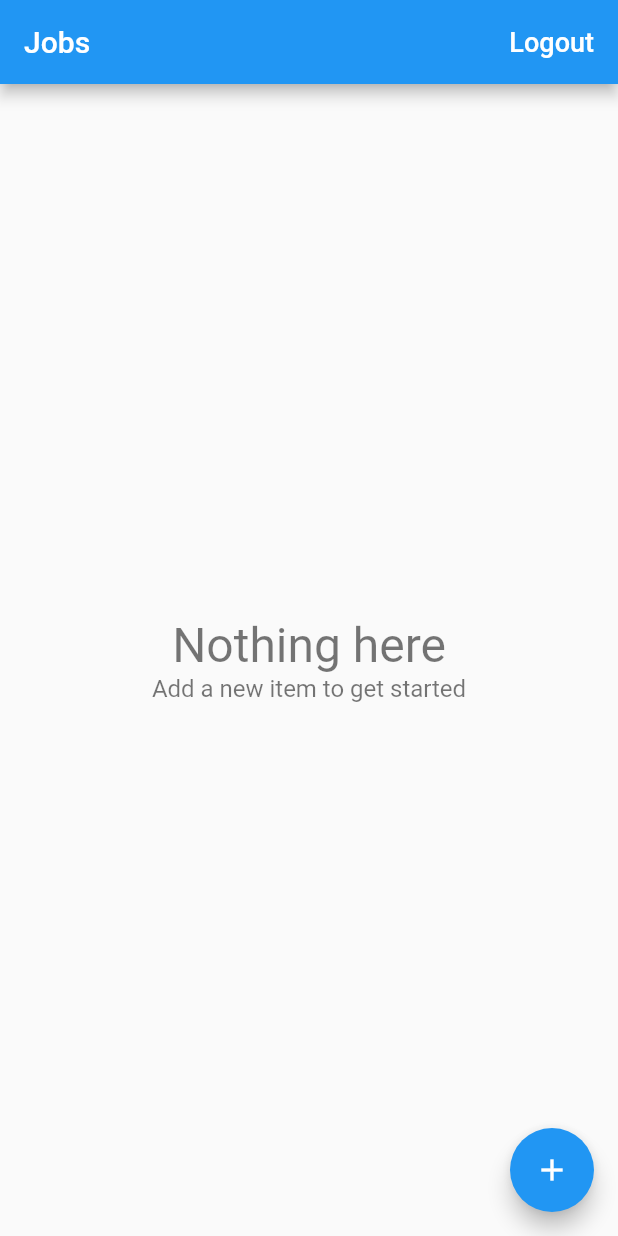
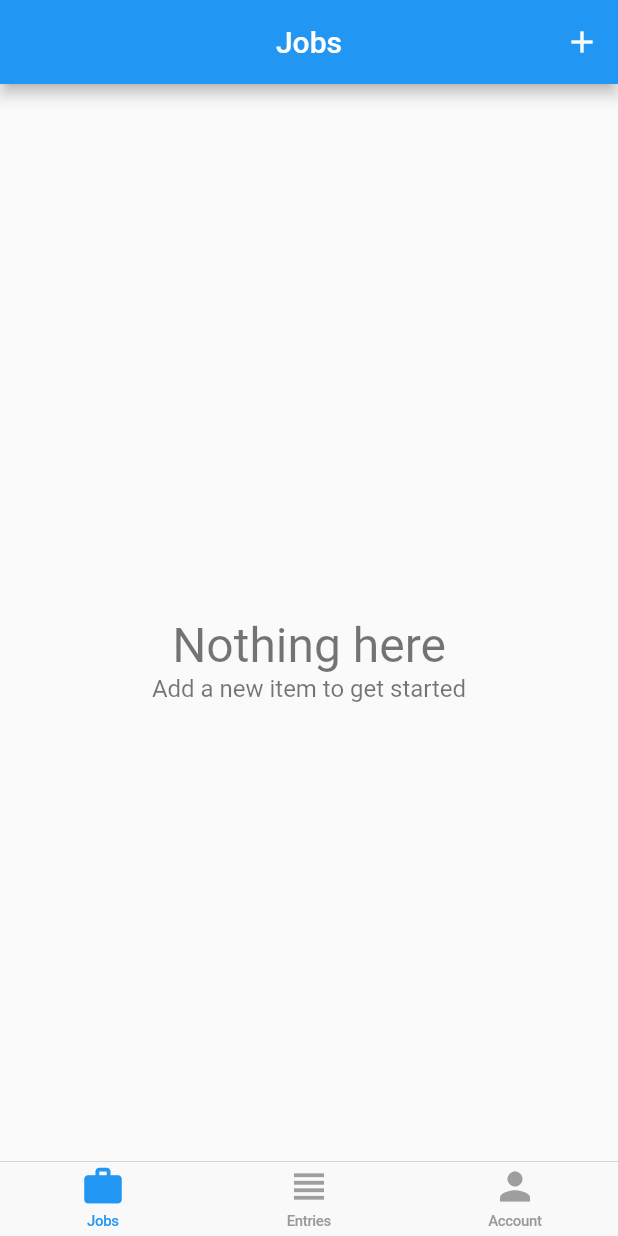
Before and after one commit to cyberian-coder/wodka, a Flutter app: the screen it shows once a user with an empty profile is signed in, on a phone screen of 412 x 824 dp. Run offline on Flutter 3.47's test engine with Material 2 defaults, Android fonts, the phone set to English and light mode, and no system bars; our stand-ins replace cloud_firestore, firebase_auth, firebase_core, google_sign_in; accounts and stored records are empty.

```diff
--- /dev/null
+++ b/lib/app/home/cupertino_home_scaffold.dart
@@ -0,0 +1,53 @@
+import 'package:flutter/cupertino.dart';
+import 'package:flutter/material.dart';
+import 'package:wodka/app/home/jobs/jobs_page.dart';
+import 'package:wodka/app/home/tab_item.dart';
+
+import 'job_entries/entry_page.dart';
+
+class CupertinoHomeScaffold extends StatelessWidget {
+  const CupertinoHomeScaffold({
+    Key key,
+    @required this.currentTab,
+    @required this.onSelectTab,
+    @required this.widgetBuilders,
+    @required this.navigatorKeys,
+  }) : super(key: key);
+  final TabItem currentTab;
+  final ValueChanged<TabItem> onSelectTab;
+  final Map<TabItem, WidgetBuilder> widgetBuilders;
+  final Map<TabItem, GlobalKey<NavigatorState>> navigatorKeys;
+
+  @override
+  Widget build(BuildContext context) {
+    return CupertinoTabScaffold(
+      tabBar: CupertinoTabBar(
+        items: [
+          _buildItem(TabItem.jobs),
+          _buildItem(TabItem.entries),
+          _buildItem(TabItem.account),
+        ],
+        onTap: (index) => onSelectTab(TabItem.values[index]),
+      ),
+      tabBuilder: (context, index) {
+        final item = TabItem.values[index];
+        return CupertinoTabView(
+          navigatorKey: navigatorKeys[item],
+          builder: (context) => widgetBuilders[item](context),
+        );
+      },
+    );
+  }
+
+  BottomNavigationBarItem _buildItem(TabItem tabItem) {
+    final itemData = TabItemData.allTabs[tabItem];
+    final color = currentTab == tabItem ? Colors.blue : Colors.grey;
+    return BottomNavigationBarItem(
+      icon: Icon(
+        itemData.icon,
+        color: color,
+      ),
+      label: itemData.label,
+    );
+  }
+}
--- /dev/null
+++ b/lib/app/home/home_page.dart
@@ -0,0 +1,52 @@
+import 'package:flutter/material.dart';
+import 'package:wodka/app/home/cupertino_home_scaffold.dart';
+import 'package:wodka/app/home/tab_item.dart';
+
+import 'account/account_page.dart';
+import 'jobs/jobs_page.dart';
+
+class HomePage extends StatefulWidget {
+  @override
+  _HomePageState createState() => _HomePageState();
+}
+
+class _HomePageState extends State<HomePage> {
+  TabItem _currentTab = TabItem.jobs;
+
+  final Map<TabItem, GlobalKey<NavigatorState>> navigatorKeys = {
+    TabItem.jobs: GlobalKey<NavigatorState>(),
+    TabItem.entries: GlobalKey<NavigatorState>(),
+    TabItem.account: GlobalKey<NavigatorState>(),
+  };
+
+  Map<TabItem, WidgetBuilder> get widgetBuilders {
+    return {
+      TabItem.jobs: (_) => JobsPage(),
+      TabItem.entries: (_) => Container(),
+      TabItem.account: (_) => AccountPage(),
+    };
+  }
+
+  void _select(TabItem tabItem) {
+    if (tabItem == _currentTab) {
+      // pop to first route
+      navigatorKeys[tabItem].currentState.popUntil((route) => route.isFirst);
+    } else {
+      setState(() => _currentTab = tabItem);
+    }
+  }
+
+  @override
+  Widget build(BuildContext context) {
+    return WillPopScope(
+      onWillPop: () async =>
+          !await navigatorKeys[_currentTab].currentState.maybePop(),
+      child: CupertinoHomeScaffold(
+        currentTab: _currentTab,
+        onSelectTab: _select,
+        widgetBuilders: widgetBuilders,
+        navigatorKeys: navigatorKeys,
+      ),
+    );
+  }
+}
--- a/lib/app/home/job_entries/entry_page.dart
+++ b/lib/app/home/job_entries/entry_page.dart
@@ -17,7 +17,7 @@ class EntryPage extends StatefulWidget {
 
   static Future<void> show(
       {BuildContext context, Database database, Job job, Entry entry}) async {
-    await Navigator.of(context).push(
+    await Navigator.of(context, rootNavigator: true).push(
       MaterialPageRoute(
         builder: (context) =>
             EntryPage(database: database, job: job, entry: entry),
--- a/lib/app/home/jobs/edit_job_page.dart
+++ b/lib/app/home/jobs/edit_job_page.dart
@@ -14,7 +14,7 @@ class EditJobPage extends StatefulWidget {
 
   static Future<void> show(BuildContext context,
       {Database database, Job job}) async {
-    await Navigator.of(context).push(
+    await Navigator.of(context, rootNavigator: true).push(
       MaterialPageRoute(
         builder: (context) => EditJobPage(
           database: database,
--- a/lib/app/home/jobs/jobs_page.dart
+++ b/lib/app/home/jobs/jobs_page.dart
@@ -13,28 +13,6 @@ import 'package:wodka/services/database.dart';
 import 'edit_job_page.dart';
 
 class JobsPage extends StatelessWidget {
-  Future<void> _signOut(BuildContext context) async {
-    try {
-      final auth = Provider.of<AuthBase>(context, listen: false);
-      await auth.signOut();
-    } catch (e) {
-      print(e.toString());
-    }
-  }
-
-  Future<void> _confirmSignOut(BuildContext context) async {
-    final didRequestSignOut = await showAlertDialog(
-      context,
-      title: 'Logout',
-      content: 'Are you sure you want to log out?',
-      cancelActionText: "Cancel",
-      defaultActionText: 'Log out',
-    );
-    if (didRequestSignOut == true) {
-      _signOut(context);
-    }
-  }
-
   Future<void> _delete(BuildContext context, Job job) async {
     try {
       final database = Provider.of<Database>(context, listen: false);
@@ -56,26 +34,21 @@ class JobsPage extends StatelessWidget {
           'Jobs',
           style: TextStyle(color: Colors.white),
         ),
+        centerTitle: true,
         actions: [
-          FlatButton(
-            child: Text(
-              'Logout',
-              style: TextStyle(fontSize: 18, color: Colors.white),
+          IconButton(
+            icon: Icon(
+              Icons.add,
+              color: Colors.white,
             ),
-            onPressed: () => _confirmSignOut(context),
+            onPressed: () => EditJobPage.show(
+              context,
+              database: Provider.of<Database>(context, listen: false),
+            ),
           ),
         ],
       ),
       body: _buildContents(context),
-      floatingActionButton: FloatingActionButton(
-        child: Icon(
-          Icons.add,
-        ),
-        onPressed: () => EditJobPage.show(
-          context,
-          database: Provider.of<Database>(context, listen: false),
-        ),
-      ),
     );
   }
 
--- a/lib/app/home/tab_item.dart
+++ b/lib/app/home/tab_item.dart
@@ -0,0 +1,15 @@
+import 'package:flutter/material.dart';
+
+enum TabItem { jobs, entries, account }
+
+class TabItemData {
+  const TabItemData({@required this.label, @required this.icon});
+  final String label;
+  final IconData icon;
+
+  static const Map<TabItem, TabItemData> allTabs = {
+    TabItem.jobs: TabItemData(label: 'Jobs', icon: Icons.work),
+    TabItem.entries: TabItemData(label: 'Entries', icon: Icons.view_headline),
+    TabItem.account: TabItemData(label: 'Account', icon: Icons.person),
+  };
+}
--- a/lib/app/landing_page.dart
+++ b/lib/app/landing_page.dart
@@ -5,6 +5,8 @@ import 'package:wodka/app/home/jobs/jobs_page.dart';
 import 'package:wodka/app/sign_in/sign_in_page.dart';
 import 'package:wodka/services/auth.dart';
 import 'package:wodka/services/database.dart';
+
+import 'home/home_page.dart';
 
 class LandingPage extends StatelessWidget {
   @override
@@ -20,7 +22,7 @@ class LandingPage extends StatelessWidget {
           }
           return Provider<Database>(
               create: (_) => FirestoreDatabase(uid: user.uid),
-              child: JobsPage());
+              child: HomePage());
         }
         return Scaffold(
           body: Center(
```
Also changed, not shown: lib/app/home/account/account_page.dart (added, +51 -0 lines), lib/app/home/job_entries/job_entries_page.dart (+8 -11 lines).
